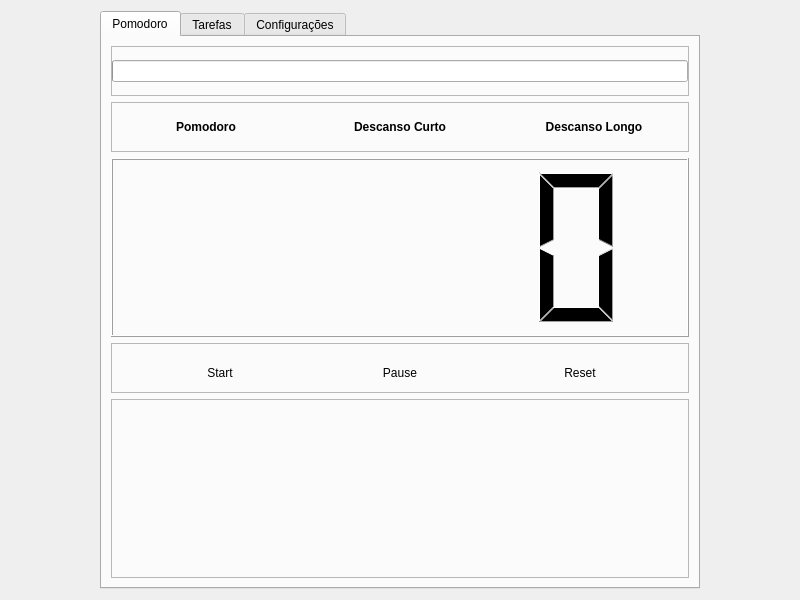
Above: functions/new_pomodoro/new_pomodoro_page.ui from Nbdyleto/PySide6_Self_TCC before the change. Below: the same form after it.
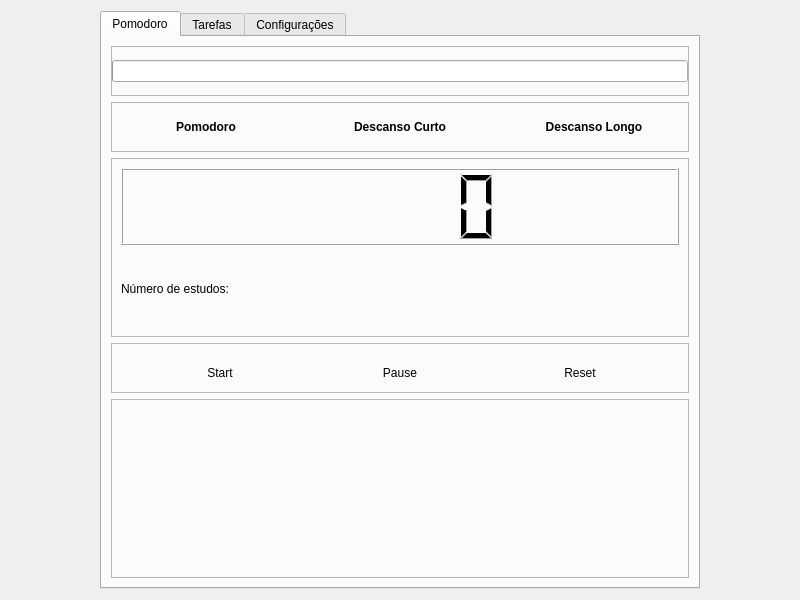
That is the form after the change.

Commit message: [pomodoro] pomo changes: count work, etc

Patch:
```diff
--- a/functions/new_pomodoro/new_pomodoro_page.ui
+++ b/functions/new_pomodoro/new_pomodoro_page.ui
@@ -185,6 +185,15 @@
         </widget>
        </item>
        <item>
+        <widget class="QFrame" name="frame">
+         <property name="frameShape">
+          <enum>QFrame::StyledPanel</enum>
+         </property>
+         <property name="frameShadow">
+          <enum>QFrame::Raised</enum>
+         </property>
+         <layout class="QVBoxLayout" name="verticalLayout_2">
+          <item>
         <widget class="QLCDNumber" name="lcdPomodoroTimer">
          <property name="font">
           <font>
@@ -198,6 +207,16 @@
          <property name="intValue" stdset="0">
           <number>0</number>
          </property>
+           </widget>
+          </item>
+          <item>
+           <widget class="QLabel" name="lblStudyCount">
+            <property name="text">
+             <string>Número de estudos:</string>
+            </property>
+           </widget>
+          </item>
+         </layout>
         </widget>
        </item>
        <item>
```
Left out of the diff: 2 changed lines with no effect on the pictures. Lines whose indentation alone changed are shown as unchanged. The commit also changes 10 other files.
